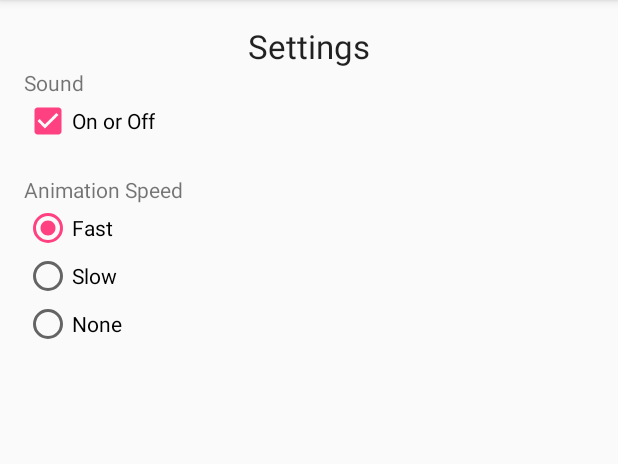
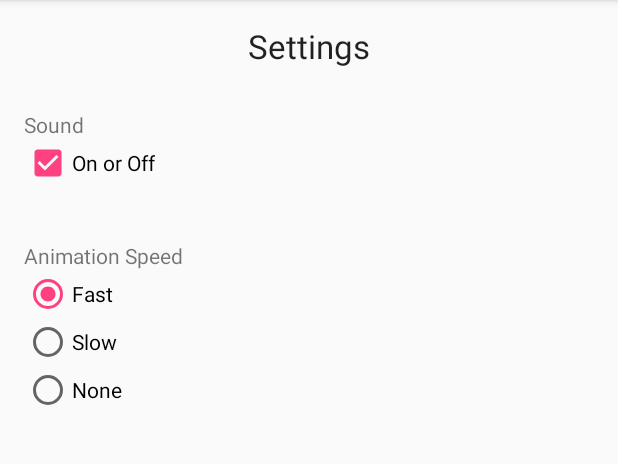
Before and after one commit to knpFletcher/pownallkarenaca, an Android app: the screen it shows after launch (SettingsActivity), in the options menu, after a tap on "Settings", on a phone screen of 412 x 824 dp, the part 84-548 px from its top. Run offline under Robolectric (Android 15) with nearby library versions, the phone set to English and light mode, and no system bars.

Commit message:
Note to Self: went through line by line against master copy, fixed note saving issue, fully functional and up to date

```diff
--- a/NoteToSelf/app/src/main/AndroidManifest.xml
+++ b/NoteToSelf/app/src/main/AndroidManifest.xml
@@ -9,6 +9,8 @@
         android:supportsRtl="true"
         android:theme="@style/AppTheme">
         <activity android:name=".MainActivity">
+            android:label="@string/app_name"
+            android:theme="@style/AppTheme.NoActionBar">
             <intent-filter>
                 <action android:name="android.intent.action.MAIN"/>
 
--- a/NoteToSelf/app/src/main/java/com/karenpownall/android/aca/notetoself/DialogNewNote.java
+++ b/NoteToSelf/app/src/main/java/com/karenpownall/android/aca/notetoself/DialogNewNote.java
@@ -16,10 +16,26 @@ import android.widget.EditText;
 public class DialogNewNote extends DialogFragment{
     @Override
     public Dialog onCreateDialog(Bundle savedInstanceState) {
+
+        // Declare and initialize an AlertDialog.Builder object
         AlertDialog.Builder builder = new AlertDialog.Builder(getActivity());
+
+        /*
+        Initialize a LayoutInflater object, which we'll use to inflate our
+        XML layout. (Turn our XML Layout into a Java Object.)
+        inflater.inflate basically replaces setContentView for our dialog
+        Then we create and inflate a new View, which will then contain all the
+        UI elements from our dialog_new_note.xml layout file.
+        */
 
         LayoutInflater inflater = getActivity().getLayoutInflater();
         View dialogView = inflater.inflate(R.layout.dialog_new_note, null);
+
+        /*
+        Here we get references to each of the UI widgets in our layout.  Many of
+        the objects are declared final because they will be used in an anonymous
+        class. This is required.
+         */
 
         final EditText editTitle = (EditText) dialogView.findViewById(R.id.editTitle);
         final EditText editDescription = (EditText) dialogView.findViewById(R.id.editDescription);
@@ -28,6 +44,13 @@ public class DialogNewNote extends DialogFragment{
         final CheckBox checkBoxImportant = (CheckBox) dialogView.findViewById(R.id.checkBoxImportant);
         Button btnCancel = (Button) dialogView.findViewById(R.id.btnCancel);
         Button btnOK = (Button) dialogView.findViewById(R.id.btnOK);
+
+        /*
+        Now we set the message of the dialog using builder. Then we write an
+        anonymous class to handle clicks on btnCancel. In the overridden onClick
+        method, we simply call dismiss(), which is a public method of DialogFragment,
+        to close the dialog window.
+         */
 
         builder.setView(dialogView).setMessage("Add a new note");
 
@@ -38,6 +61,11 @@ public class DialogNewNote extends DialogFragment{
                 dismiss();
             }
         });
+
+        /*
+        Now we add an anonymous class to handle what happens when the user clicks on
+        the OK button (btnOK)
+         */
 
         //Handle OK button
         btnOK.setOnClickListener(new View.OnClickListener() {
--- a/NoteToSelf/app/src/main/java/com/karenpownall/android/aca/notetoself/JSONSerializer.java
+++ b/NoteToSelf/app/src/main/java/com/karenpownall/android/aca/notetoself/JSONSerializer.java
@@ -43,6 +43,7 @@ public class JSONSerializer {
             OutputStream out = mContext.openFileOutput
                     (mFileName, mContext.MODE_PRIVATE);
             writer = new OutputStreamWriter(out);
+            writer.write(jArray.toString());
         } finally {
             if (writer != null){
                 writer.close();
@@ -62,6 +63,7 @@ public class JSONSerializer {
             while ((line = reader.readLine()) != null) {
                 jsonString.append(line);
             }
+
             JSONArray jArray = (JSONArray) new JSONTokener
                     (jsonString.toString()).nextValue();
             for (int i = 0; i < jArray.length(); i++) {
--- a/NoteToSelf/app/src/main/java/com/karenpownall/android/aca/notetoself/MainActivity.java
+++ b/NoteToSelf/app/src/main/java/com/karenpownall/android/aca/notetoself/MainActivity.java
@@ -23,24 +23,47 @@ import java.util.ArrayList;
 import java.util.List;
 
 public class MainActivity extends AppCompatActivity {
-    Animation mAnimFlash;
-    Animation mFadeIn;
+
     private NoteAdapter mNoteAdapter;
     private boolean mSound;
     private int mAnimOption;
     private SharedPreferences mPrefs;
+    Animation mAnimFlash;
+    Animation mFadeIn;
 
+    //region overridden methods
     @Override
     protected void onCreate(Bundle savedInstanceState) {
         super.onCreate(savedInstanceState);
         setContentView(R.layout.activity_main);
+
+        /*
+        Toolbar toolbar = (Toolbar) findViewById(R.id.toolbar);
+        setSupportActionBar(toolbar);
+
+        FloatingActionButton fab = (FloatingActionButton) findViewById(R.id.fab);
+        fab.setOnClickListener(new View.OnClickListener() {
+            @Override
+            public void onClick(View view) {
+                DialogNewNote dialog = new DialogNewNote();
+                dialog.show(getSupportFragmentManager(), "");
+            }
+        });
+        */
+
+        /*
+        1. Initialize mNoteAdapter
+        2. Get a reference to ListView
+        3. Bind them together
+         */
 
         mNoteAdapter = new NoteAdapter();
         ListView listNote = (ListView) findViewById(R.id.listView);
         listNote.setAdapter(mNoteAdapter);
 
         //Handle clicks on the ListView
-        listNote.setOnItemClickListener(new AdapterView.OnItemClickListener(){ //inner annonymous class
+        listNote.setOnItemClickListener(new AdapterView.OnItemClickListener(){
+            //inner anonymous class
             @Override
             public void onItemClick(AdapterView<?>adapter, View view, int whichItem, long id){
                 /*
@@ -52,7 +75,7 @@ public class MainActivity extends AppCompatActivity {
 
                 //Create a new dialog window
                 DialogShowNote dialog = new DialogShowNote();
-                //Send in a reference to teh note to be shown
+                //Send in a reference to the note to be shown
                 dialog.sendNoteSelected(tempNote);
 
                 //show the dialog window with the note in it
@@ -61,9 +84,34 @@ public class MainActivity extends AppCompatActivity {
         });
     } //end of onCreate
 
-    public void createNewNote(Note n) {
-        mNoteAdapter.addNote(n);
-    }
+    @Override
+    public boolean onCreateOptionsMenu(Menu menu) {
+        // Inflate the menu; this adds items to the action bar if it is present.
+        getMenuInflater().inflate(R.menu.menu_main, menu);
+        return true;
+    } //end of OnCreateOptionsMenu()
+
+    @Override
+    public boolean onOptionsItemSelected(MenuItem item) {
+        // Handle action bar item clicks here. The action bar will
+        // automatically handle clicks on the Home/Up button, so long
+        // as you specify a parent activity in AndroidManifest.xml.
+        int id = item.getItemId();
+
+        //noinspection SimplifiableIfStatement
+        if (id == R.id.action_settings) {
+            Intent intent = new Intent(this, SettingsActivity.class);
+            startActivity(intent);
+            return true;
+        }
+
+        if (id == R.id.action_add) {
+            DialogNewNote dialog = new DialogNewNote();
+            dialog.show(getFragmentManager(), "456");
+            return true;
+        }
+        return super.onOptionsItemSelected(item);
+    } // end of onOptionsItemSelected()
 
     @Override
     protected void onResume(){
@@ -96,63 +144,73 @@ public class MainActivity extends AppCompatActivity {
         mNoteAdapter.saveNotes();
     }
 
+    // endregion overridden methods
 
-    @Override
-    public boolean onCreateOptionsMenu(Menu menu) {
-        // Inflate the menu; this adds items to the action bar if it is present.
-        getMenuInflater().inflate(R.menu.menu_main, menu);
-        return true;
-    }
+    // region class methods
 
-    @Override
-    public boolean onOptionsItemSelected(MenuItem item) {
-        // Handle action bar item clicks here. The action bar will
-        // automatically handle clicks on the Home/Up button, so long
-        // as you specify a parent activity in AndroidManifest.xml.
-        int id = item.getItemId();
+    /*
+    When DialogNewNote calls this method, it will pass it straight to
+    the addNote method in the NoteAdapter class, and will be added to
+    ArrayList (noteList). The adapter will be notified of the change as
+    well, which will then trigger the BaseAdapter class to do its work and
+    keep the view up-to-date.
+     */
 
-        //noinspection SimplifiableIfStatement
-        if (id == R.id.action_settings) {
-            Intent intent = new Intent(this, SettingsActivity.class);
-            startActivity(intent);
-            return true;
-        }
+    public void createNewNote(Note n) {
+        mNoteAdapter.addNote(n);
+    } // end of createNewNote()
+    // end region class methods
 
-        if (id == R.id.action_add) {
-            DialogNewNote dialog = new DialogNewNote();
-            dialog.show(getFragmentManager(), "456");
-            return true;
-        }
-        return super.onOptionsItemSelected(item);
-    }
+    //region inner classes
+    /*
+    Here we create an inner class called NoteAdapter that extends
+    BaseAdapter. This class holds an ArrayList called noteList and the
+    getItem method returns a Note object.
+     */
 
-    //inner class
     public class NoteAdapter extends BaseAdapter{
         private JSONSerializer mSerializer;
+
+        // Declare and initialize a List that will hold notes
         List<Note> noteList = new ArrayList<Note>();
 
         public NoteAdapter(){
-            mSerializer = new JSONSerializer("NoteToSelf.json", MainActivity.this.getApplicationContext());
+            mSerializer = new JSONSerializer("NoteToSelf.json",
+                    MainActivity.this.getApplicationContext());
+            mSerializer = new JSONSerializer("NoteToSelf.json",
+                    MainActivity.this.getApplicationContext());
             try {
                 noteList = mSerializer.load();
             } catch (Exception e){
                 noteList = new ArrayList<Note>();
                 Log.e("Error loading notes: ", "", e);
-            }
-        }
+            } //end try catch
+        } //end constructor
 
+        // Get the number of notes in the list (ArrayList)
         @Override
         public int getCount(){
             return noteList.size();
         }
+
+        // Get an item at a particular index (whichItem) in the array
         @Override
         public Note getItem(int whichItem){
             return noteList.get(whichItem);
         }
+
+        // Get the id of an item in the array
         @Override
         public long getItemId(int whichItem){
             return whichItem;
         }
+
+        /*
+        The view object reference is an instance of the list item that is
+        necessary to be displayed as evaluated by BaseAdapter, and whichItem is
+        the position in the ArrayList of the Note object that needs to be
+        displayed in it.
+         */
         @Override
         public View getView(int whichItem, View view, ViewGroup viewGroup){
             //implement this method next
@@ -160,7 +218,7 @@ public class MainActivity extends AppCompatActivity {
             if (view == null){
                 //If not, do so here
                 //first create a LayoutInflater
-                LayoutInflater inflater = (LayoutInflater)getSystemService(Context.LAYOUT_INFLATER_SERVICE);
+                LayoutInflater inflater = (LayoutInflater) getSystemService(Context.LAYOUT_INFLATER_SERVICE);
                 //Now instantiate view using inflater.inflate
                 //using the listitem layout
                 view = inflater.inflate(R.layout.listitem, viewGroup, false);
@@ -172,9 +230,9 @@ public class MainActivity extends AppCompatActivity {
             TextView txtDescription = (TextView) view.findViewById(R.id.txtDescription);
             ImageView ivImportant = (ImageView) view.findViewById(R.id.imageViewImportant);
             ImageView ivTodo = (ImageView) view.findViewById(R.id.imageViewTodo);
-            ImageView ivIdea = (ImageView) view.findViewById(R.id.imageViewData);
+            ImageView ivIdea = (ImageView) view.findViewById(R.id.imageViewIdea);
 
-            //hide image view widges that aren't relevant
+            //hide imageView widges that aren't relevant
             Note tempNote = noteList.get(whichItem);
 
             // To animate or not to animate
@@ -201,6 +259,13 @@ public class MainActivity extends AppCompatActivity {
             return view;
         } //end of View getView
 
+         /*
+        This method adds a new note to our array list.
+        notifyDataSetChanged() will tell NoteAdapter that the data in
+        noteList has changed and that the ListView might need to be
+        updated.
+         */
+
         public void addNote(Note n){
             noteList.add(n);
             notifyDataSetChanged();
@@ -212,7 +277,9 @@ public class MainActivity extends AppCompatActivity {
             } catch (Exception e){
                 Log.e("Error Saving Notes", "", e);
             }
-        } //end of saveNote
-    } //end of NoteAdapter inner class
+        } //end of saveNotes()
+    } //end of NoteAdapter.class
 
-} //end of Main Activity
+    //endregion inner classes
+
+} //end of MainActivity.class
--- a/NoteToSelf/app/src/main/java/com/karenpownall/android/aca/notetoself/SettingsActivity.java
+++ b/NoteToSelf/app/src/main/java/com/karenpownall/android/aca/notetoself/SettingsActivity.java
@@ -31,7 +31,7 @@ public class SettingsActivity extends AppCompatActivity {
         mEditor = mPrefs.edit();
         mSound = mPrefs.getBoolean("sound", true); //check boolean 1st
 
-        final CheckBox checkBoxSound = (CheckBox) findViewById(R.id.checkBoxSound);
+        CheckBox checkBoxSound = (CheckBox) findViewById(R.id.checkBoxSound);
 
         if (mSound){
             checkBoxSound.setChecked(true); //set as checked
@@ -49,8 +49,7 @@ public class SettingsActivity extends AppCompatActivity {
 
                 //if mSound is true, make it false
                 //if mSound is false, make it true
-
-                mSound = !mSound;
+                mSound = ! mSound;
                 mEditor.putBoolean("sound", mSound);
             }
         });
--- a/NoteToSelf/app/src/main/res/layout/activity_main.xml
+++ b/NoteToSelf/app/src/main/res/layout/activity_main.xml
@@ -3,12 +3,13 @@
                 xmlns:tools="http://schemas.android.com/tools"
                 android:layout_width="match_parent"
                 android:layout_height="match_parent"
-    xmlns:app="http://schemas.android.com/apk/res-auto"
                 android:paddingBottom="@dimen/activity_vertical_margin"
                 android:paddingLeft="@dimen/activity_horizontal_margin"
                 android:paddingRight="@dimen/activity_horizontal_margin"
                 android:paddingTop="@dimen/activity_vertical_margin"
                 tools:context="com.karenpownall.android.aca.notetoself.MainActivity">
+
+
 
     <ListView
         android:layout_width="wrap_content"
@@ -19,4 +20,5 @@
         android:layout_alignParentStart="true"
         android:paddingTop="10dp"/>
 
+
 </RelativeLayout>
--- a/NoteToSelf/app/src/main/res/layout/activity_settings.xml
+++ b/NoteToSelf/app/src/main/res/layout/activity_settings.xml
@@ -1,5 +1,5 @@
 <?xml version="1.0" encoding="utf-8"?>
-<RelativeLayout
+<RelativeLayout android:id="@+id/activity_settings"
     xmlns:android="http://schemas.android.com/apk/res/android"
     xmlns:tools="http://schemas.android.com/tools"
     android:layout_width="match_parent"
@@ -11,66 +11,70 @@
     tools:context="com.karenpownall.android.aca.notetoself.SettingsActivity">
 
     <TextView
+        android:text="@string/settings_title"
         android:layout_width="wrap_content"
         android:layout_height="wrap_content"
-        android:textAppearance="?android:attr/textAppearanceLarge"
-        android:text="@string/settings_title"
+        android:layout_alignParentTop="true"
+        android:layout_centerHorizontal="true"
         android:id="@+id/textView"
-        android:layout_alignParentTop="true"
-        android:layout_centerHorizontal="true"/>
+        android:textAppearance="@style/TextAppearance.AppCompat.Large"/>
 
     <TextView
+        android:text="@string/sound_title"
         android:layout_width="wrap_content"
         android:layout_height="wrap_content"
-        android:text="@string/sound_title"
-        android:id="@+id/textView2"
         android:layout_below="@+id/textView"
         android:layout_alignParentLeft="true"
-        android:layout_alignParentStart="true"/>
+        android:layout_alignParentStart="true"
+        android:layout_marginTop="28dp"
+        android:id="@+id/textView2" />
 
     <CheckBox
+        android:text="@string/sound_checkbox"
         android:layout_width="wrap_content"
         android:layout_height="wrap_content"
-        android:text="@string/sound_checkbox"
-        android:id="@+id/checkBoxSound"
         android:layout_below="@+id/textView2"
         android:layout_alignParentLeft="true"
-        android:layout_alignParentStart="true"/>
+        android:layout_alignParentStart="true"
+        android:id="@+id/checkBoxSound" />
 
     <TextView
+        android:text="@string/anims_title"
         android:layout_width="wrap_content"
         android:layout_height="wrap_content"
-        android:text="@string/anims_title"
-        android:id="@+id/textView3"
         android:layout_below="@+id/checkBoxSound"
         android:layout_alignParentLeft="true"
         android:layout_alignParentStart="true"
-        android:layout_marginTop="20dp"/>
+        android:layout_marginTop="36dp"
+        android:id="@+id/textView3" />
 
     <RadioGroup
-        android:layout_width="match_parent"
-        android:layout_height="match_parent"
+        android:layout_width="wrap_content"
+        android:layout_height="wrap_content"
         android:layout_below="@+id/textView3"
         android:layout_alignParentLeft="true"
         android:layout_alignParentStart="true"
         android:id="@+id/radioGroup">
 
         <RadioButton
+            android:text="@string/rb_fast"
             android:layout_width="wrap_content"
             android:layout_height="wrap_content"
-            android:text="@string/rb_fast"
-            android:id="@+id/radioFast"/>
+            android:id="@+id/radioFast"
+            android:layout_weight="1" />
 
         <RadioButton
+            android:text="@string/rb_slow"
             android:layout_width="wrap_content"
             android:layout_height="wrap_content"
-            android:text="@string/rb_slow"
-            android:id="@+id/radioSlow"/>
+            android:id="@+id/radioSlow"
+            android:layout_weight="1" />
 
         <RadioButton
+            android:text="@string/rb_none"
             android:layout_width="wrap_content"
             android:layout_height="wrap_content"
-            android:text="@string/rb_none"
-            android:id="@+id/radioNone"/>
+            android:id="@+id/radioNone"
+            android:layout_weight="1" />
     </RadioGroup>
 </RelativeLayout>
--- a/NoteToSelf/app/src/main/res/values/strings.xml
+++ b/NoteToSelf/app/src/main/res/values/strings.xml
@@ -5,7 +5,7 @@
     <string name="description_hint">Description</string>
     <string name="idea_checkbox">Idea</string>
     <string name="important_checkbox">Important</string>
-    <string name="todo_checkbox">To Do</string>
+    <string name="todo_checkbox">To do</string>
     <string name="cancel_button">Cancel</string>
     <string name="ok_button">OK</string>
 
```
Also changed, not shown: NoteToSelf/app/src/main/java/com/karenpownall/android/aca/notetoself/DialogShowNote.java (+38 -5 lines), NoteToSelf/app/src/main/java/com/karenpownall/android/aca/notetoself/Note.java (+17 -15 lines), NoteToSelf/app/src/main/res/layout/content_main.xml (added, +21 -0 lines), NoteToSelf/app/src/main/res/layout/dialog_new_note.xml (+25 -24 lines), NoteToSelf/app/src/main/res/layout/dialog_show_note.xml (+29 -19 lines), NoteToSelf/app/src/main/res/layout/listitem.xml (+23 -18 lines). Lines whose indentation alone changed are shown as unchanged.
